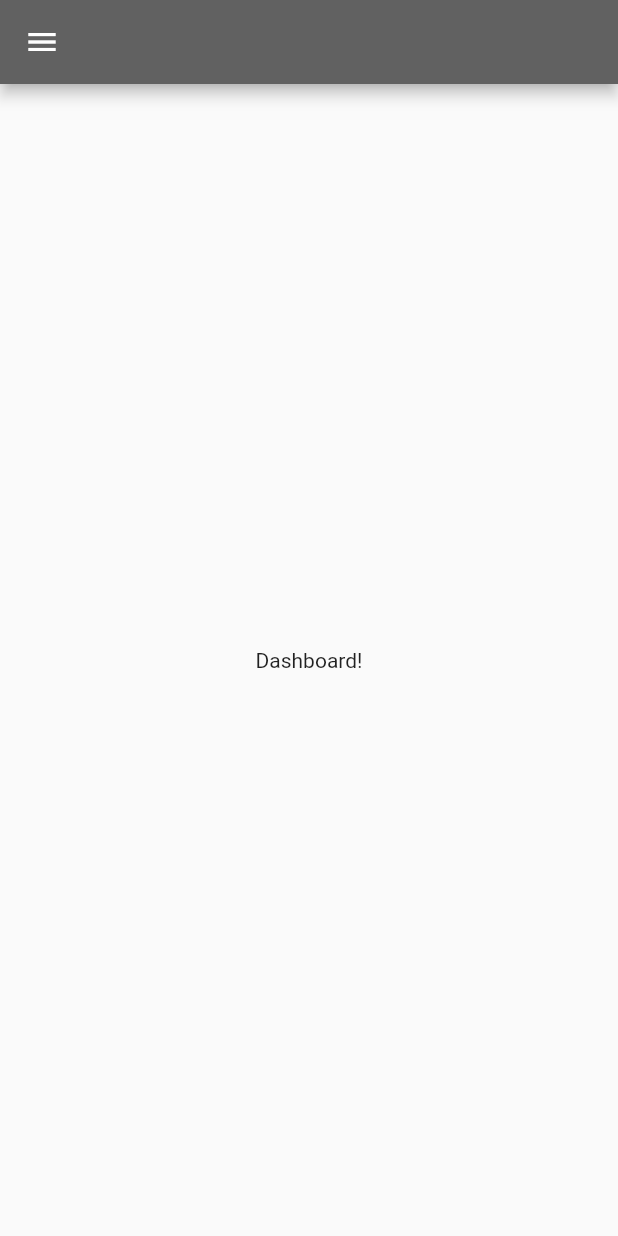
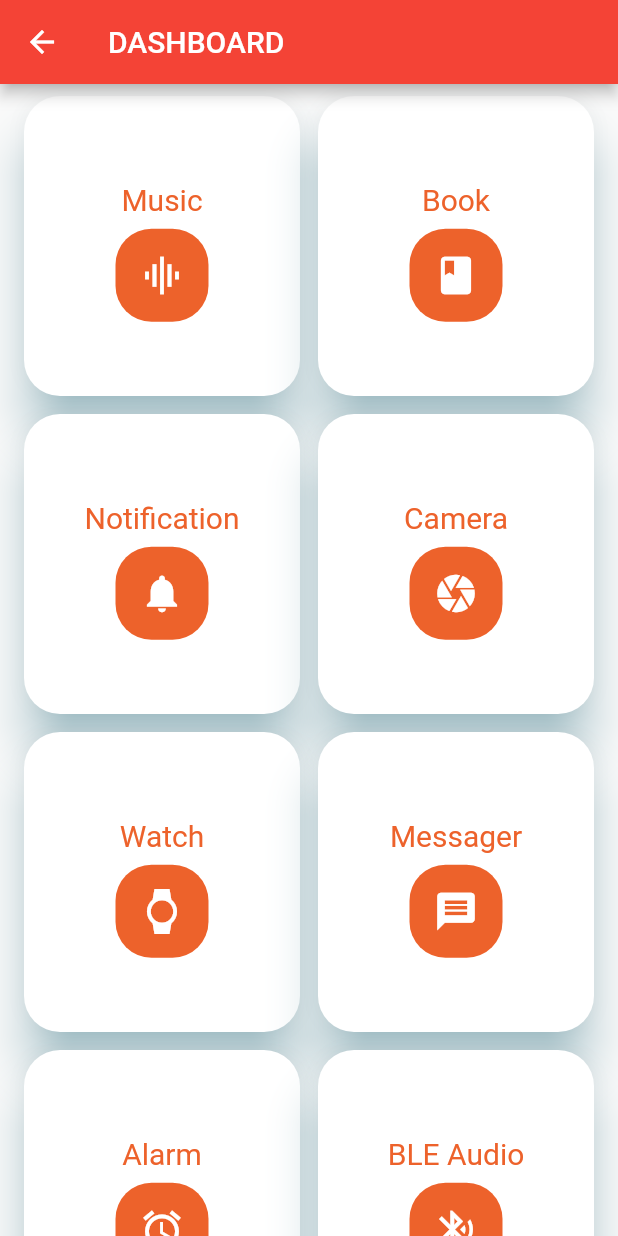
Before and after one commit to KeerthiNambiar/Cognitoi_FlutterApp, a Flutter app: the DrawerPage screen opened by its route, in the side drawer, after a tap on "IOT Networks", on a phone screen of 412 x 824 dp. Run offline on Flutter 3.47's test engine with Material 2 defaults, Android fonts, the phone set to English and light mode, and no system bars; our stand-ins replace charts_flutter, dio, font_awesome_flutter; network calls fail.

Commit message:
Static Cards Done

```diff
--- a/lib/drawer.dart
+++ b/lib/drawer.dart
@@ -1,4 +1,5 @@
 import 'package:cognito/dashboard.dart';
+import 'package:cognito/entity.dart';
 import 'package:flutter/material.dart';
 import 'package:dio/adapter.dart';
 import 'package:dio/dio.dart';
@@ -110,7 +111,12 @@ class DrawerPage extends StatelessWidget {
               ListTile(
                 title: Text('IOT Networks'),
                 onTap: () {
-                  Navigator.pop(context);
+                  // Navigator.pop(context);
+                  this.handleLogin(context);
+                  Navigator.push(
+                    context,
+                    MaterialPageRoute(builder: (context) => EntityPage()),
+                  );
                 },
               ),
               ListTile(
--- /dev/null
+++ b/lib/entity.dart
@@ -0,0 +1,98 @@
+import 'package:flutter/material.dart';
+import 'package:flutter_staggered_grid_view/flutter_staggered_grid_view.dart';
+
+void main() => runApp(EntityPage());
+
+class EntityPage extends StatefulWidget {
+  @override
+  State createState() => new EntityPageState();
+}
+
+class EntityPageState extends State<EntityPage> {
+  Material myItem(IconData icon, String heading, int color) {
+    return Material(
+      color: Colors.white,
+      elevation: 14.0,
+      shadowColor: Color(0xB02196b3),
+      borderRadius: BorderRadius.circular(24.0),
+      child: Center(
+        child: Padding(
+          padding: const EdgeInsets.all(8.0),
+          child: Row(
+            mainAxisAlignment: MainAxisAlignment.center,
+            children: <Widget>[
+              Column(
+                mainAxisAlignment: MainAxisAlignment.center,
+                children: <Widget>[
+                  Center(
+                    child: Padding(
+                      padding: const EdgeInsets.all(8.0),
+                      child: Text(
+                        heading,
+                        style: TextStyle(
+                          color: new Color(color),
+                          fontSize: 20.0,
+                        ),
+                      ),
+                    ),
+                  ),
+                  Material(
+                    color: new Color(color),
+                    borderRadius: BorderRadius.circular(24),
+                    child: Padding(
+                        padding: const EdgeInsets.all(16.0),
+                        child: Icon(
+                          icon,
+                          color: Colors.white,
+                          size: 30.0,
+                        )),
+                  ),
+                ],
+              )
+            ],
+          ),
+        ),
+      ),
+    );
+  }
+
+  @override
+  Widget build(BuildContext context) {
+    return Scaffold(
+      appBar: AppBar(
+        title: Text(
+          'DASHBOARD',
+          style: TextStyle(
+            color: Colors.white,
+          ),
+        ),
+      ),
+      body: StaggeredGridView.count(
+        crossAxisCount: 2,
+        crossAxisSpacing: 12,
+        mainAxisSpacing: 12,
+        padding: EdgeInsets.symmetric(horizontal: 16.0, vertical: 8.0),
+        children: <Widget>[
+          myItem(Icons.graphic_eq, "Music", 0xffed622b),
+          myItem(Icons.book, "Book", 0xffed622b),
+          myItem(Icons.notifications, "Notification", 0xffed622b),
+          myItem(Icons.camera, "Camera", 0xffed622b),
+          myItem(Icons.watch, "Watch", 0xffed622b),
+          myItem(Icons.message, "Messager", 0xffed622b),
+          myItem(Icons.alarm, "Alarm", 0xffed622b),
+          myItem(Icons.bluetooth_audio, "BLE Audio", 0xffed622b),
+        ],
+        staggeredTiles: [
+          StaggeredTile.extent(1, 200.0),
+          StaggeredTile.extent(1, 200.0),
+          StaggeredTile.extent(1, 200.0),
+          StaggeredTile.extent(1, 200.0),
+          StaggeredTile.extent(1, 200.0),
+          StaggeredTile.extent(1, 200.0),
+          StaggeredTile.extent(1, 200.0),
+          StaggeredTile.extent(1, 200.0),
+        ],
+      ),
+    );
+  }
+}
--- a/lib/main.dart
+++ b/lib/main.dart
@@ -1,5 +1,3 @@
-import 'dart:io';
-
 import 'package:flutter/material.dart';
 import 'package:cognito/routes.dart';
 
--- a/pubspec.yaml
+++ b/pubspec.yaml
@@ -31,6 +31,7 @@ dependencies:
     flutter_launcher_icons: "^0.7.0"
     font_awesome_flutter: ^8.2.0
     charts_flutter: ^0.6.0
+    flutter_staggered_grid_view:
 
 dev_dependencies:
     flutter_test:
```
Also changed, not shown: pubspec.lock.
